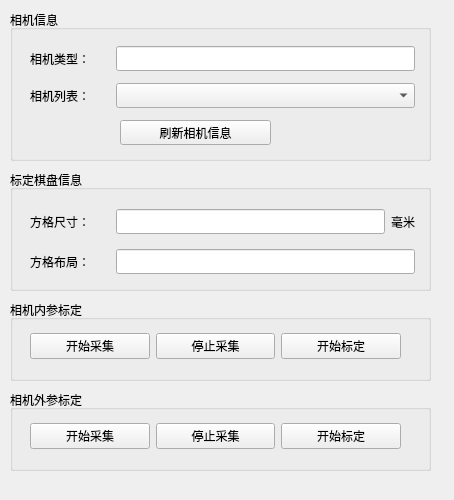
The window that examples/HumanPoseShow/HumanPoseShow/CameraCalibWidget.ui (zengjianping/openpose) describes before a commit, drawn with Qt 5.
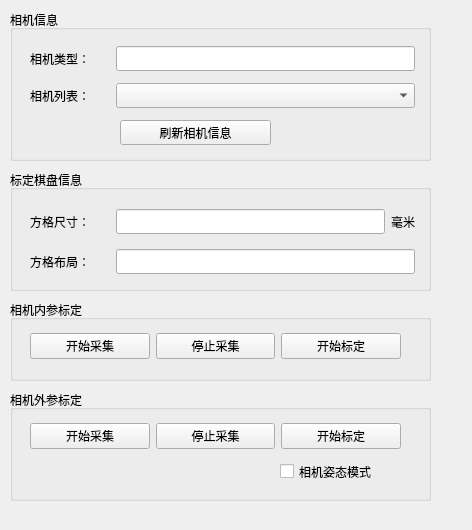
The same window after the commit.

What changed in the file:
```diff
--- a/examples/HumanPoseShow/HumanPoseShow/CameraCalibWidget.ui
+++ b/examples/HumanPoseShow/HumanPoseShow/CameraCalibWidget.ui
@@ -6,8 +6,8 @@
    <rect>
     <x>0</x>
     <y>0</y>
-    <width>454</width>
-    <height>500</height>
+    <width>472</width>
+    <height>530</height>
    </rect>
   </property>
   <property name="windowTitle">
@@ -187,7 +187,7 @@
      <x>10</x>
      <y>390</y>
      <width>421</width>
-     <height>81</height>
+     <height>111</height>
     </rect>
    </property>
    <property name="title">
@@ -244,6 +244,19 @@
      </item>
     </layout>
    </widget>
+   <widget class="QCheckBox" name="checkCameraPose">
+    <property name="geometry">
+     <rect>
+      <x>270</x>
+      <y>70</y>
+      <width>121</width>
+      <height>23</height>
+     </rect>
+    </property>
+    <property name="text">
+     <string>相机姿态模式</string>
+    </property>
+   </widget>
   </widget>
   <widget class="QGroupBox" name="groupBox_4">
    <property name="geometry">
```
